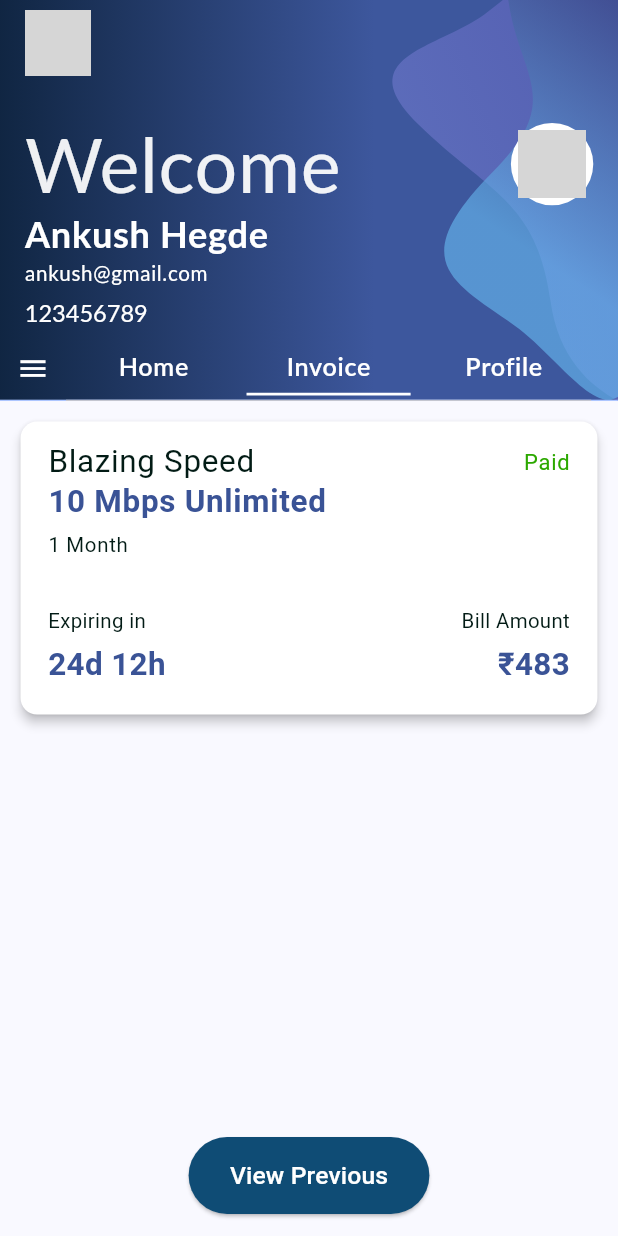
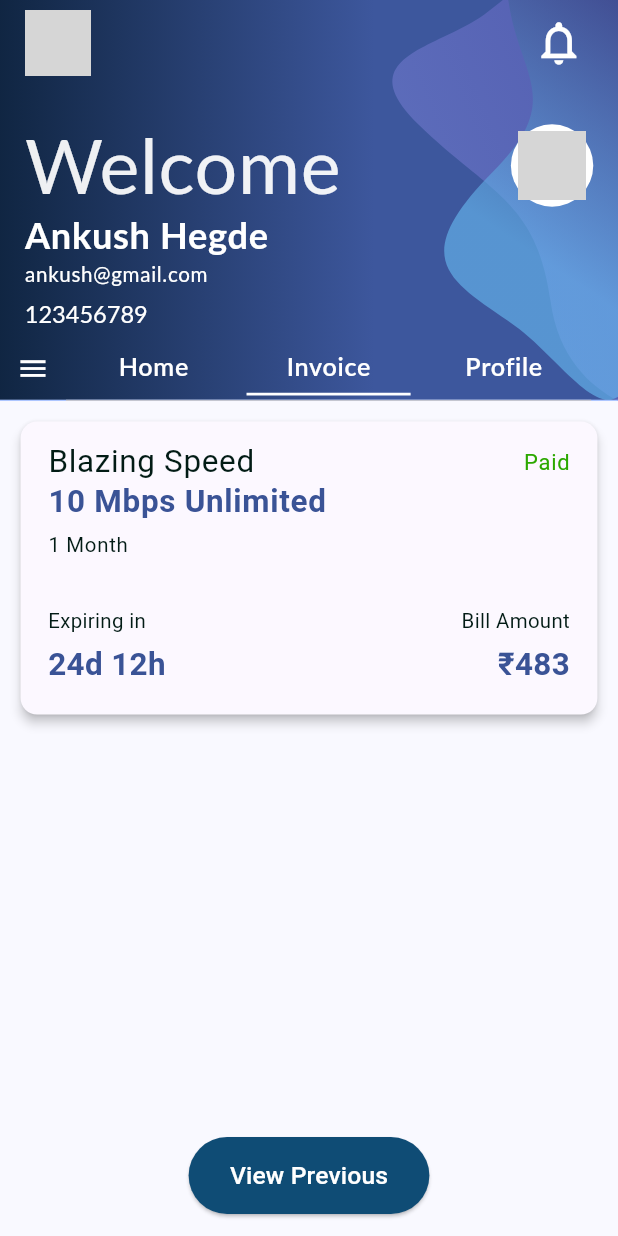
Before and after one commit to Broadway-Communications/Flutter-Application, a Flutter app: the InvoicePage screen opened by its route, on a phone screen of 412 x 824 dp. Run offline on Flutter 3.47's test engine with Material 2 defaults, Android fonts, the phone set to English and light mode, and no system bars; our stand-ins replace auto_route, device_preview, flutter_screenutil, google_fonts, responsive_framework; network calls fail; Roboto replaces fonts that are missing (Lato); grey boxes are pictures that could not be loaded.

Commit message:
feat:Notification Icon placed in App bar(#13)

```diff
--- a/lib/app/widgets/app_bar_contents.dart
+++ b/lib/app/widgets/app_bar_contents.dart
@@ -24,6 +24,9 @@ Widget title(BuildContext context) {
     crossAxisAlignment: CrossAxisAlignment.start,
     mainAxisAlignment: MainAxisAlignment.spaceAround,
     children: [
+      Row(mainAxisAlignment: MainAxisAlignment.spaceBetween,
+        children: [
+
           Padding(
             padding: const EdgeInsets.all(2.0),
             child: Container(
@@ -39,6 +42,13 @@ Widget title(BuildContext context) {
                 ),
               ),
             ),
+          ),
+           const Padding(padding: EdgeInsets.all(8),
+            child:Icon(Icons.notifications_outlined,
+            color: Colors.white,
+            size: 38,)
+          ),
+        ],
       ),
       const SizedBox(
         height: 30,
--- a/lib/app/widgets/plan_card.dart
+++ b/lib/app/widgets/plan_card.dart
@@ -7,7 +7,7 @@ class PlanCard extends StatelessWidget {
   Widget build(BuildContext context) {
     return  Card(
       elevation: 3.0,
-      color: Colors.white,
+      color: Color.fromARGB(255, 252, 248, 255),
       margin: const EdgeInsets.all(15),
       child: Padding(
         padding: const EdgeInsets.all(20),
```
Lines whose indentation alone changed are shown as unchanged.
